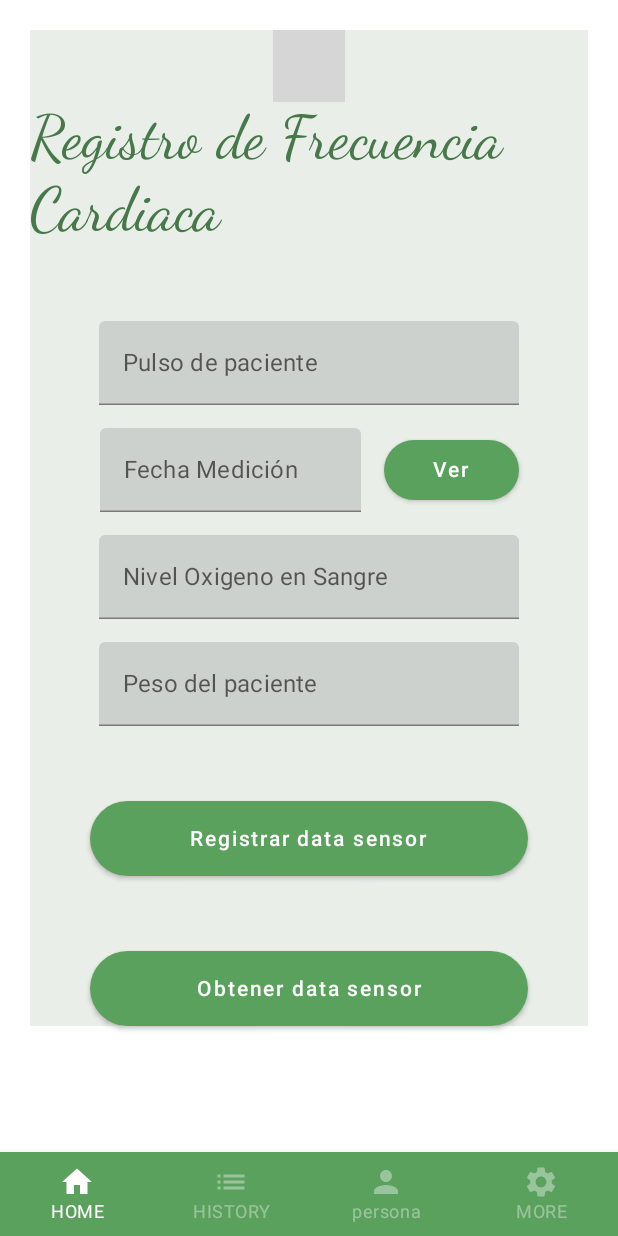
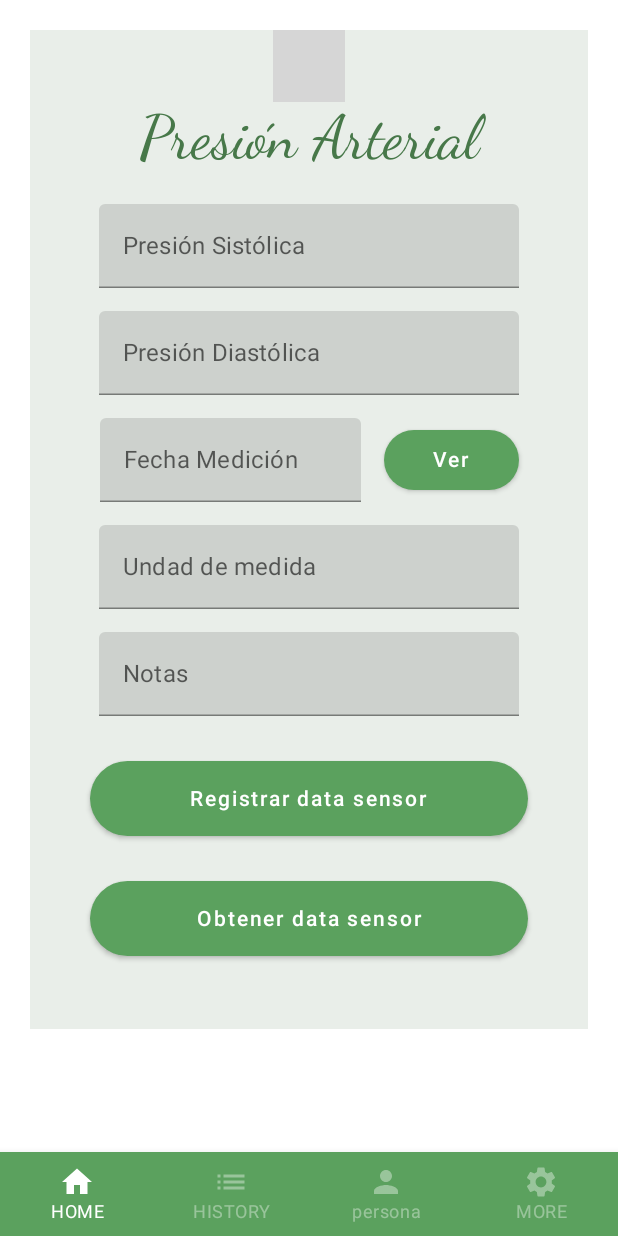
Before and after one commit to Maricarmen5-31/PressureControl, an Android app built with Jetpack Compose: the HomeScreen screen opened through its navigation route, on a phone screen of 412 x 824 dp. Run offline under Robolectric (Android 15) with nearby library versions, the phone set to English and light mode, and no system bars; our stand-ins replace Dagger/Hilt's generated code, paging; libraries missing offline, so code that uses them is left out: com.maxkeppeker.sheets, com.maxkeppeler.sheets; Roboto replaces fonts that are not available here; 3 statements that could not run were skipped; grey boxes are pictures that could not be loaded.

Commit message:
Cambio en la interfaz de registro de data del sensor

```diff
--- a/app/build.gradle
+++ b/app/build.gradle
@@ -1,6 +1,8 @@
 plugins {
     id 'com.android.application'
     id 'org.jetbrains.kotlin.android'
+    id 'kotlin-kapt'
+    id 'com.google.dagger.hilt.android'
 }
 
 android {
@@ -60,6 +62,11 @@ dependencies {
     androidTestImplementation "androidx.compose.ui:ui-test-junit4:$compose_version"
     debugImplementation "androidx.compose.ui:ui-tooling:$compose_version"
     debugImplementation "androidx.compose.ui:ui-test-manifest:$compose_version"
+    // hilt
+    implementation "com.google.dagger:hilt-android:2.44"
+    kapt "com.google.dagger:hilt-android-compiler:2.44"
+    implementation "androidx.hilt:hilt-navigation-compose:1.0.0"
+
 
     // Jetpack Paging
     implementation "androidx.paging:paging-compose:1.0.0-alpha12"
--- a/app/src/main/AndroidManifest.xml
+++ b/app/src/main/AndroidManifest.xml
@@ -4,6 +4,7 @@
     package="com.example.projectdanp">
 
     <application
+        android:name=".MainApplication"
         android:allowBackup="true"
         android:dataExtractionRules="@xml/data_extraction_rules"
         android:fullBackupContent="@xml/backup_rules"
--- a/app/src/main/java/com/example/projectdanp/MainActivity.kt
+++ b/app/src/main/java/com/example/projectdanp/MainActivity.kt
@@ -14,7 +14,9 @@ import com.example.projectdanp.paging.DataViewModel
 import com.example.projectdanp.screens.graphs.RootNavigationGraph
 import com.example.projectdanp.ui.theme.PressureControlApp
 import com.example.projectdanp.paging.DataViewModelFactory
+import dagger.hilt.android.AndroidEntryPoint
 
+@AndroidEntryPoint
 class MainActivity : ComponentActivity() {
     private val viewModel: DataViewModel by viewModels { DataViewModelFactory(DataRepository(this)) }
 
--- /dev/null
+++ b/app/src/main/java/com/example/projectdanp/MainApplication.kt
@@ -0,0 +1,8 @@
+package com.example.projectdanp
+
+import android.app.Application
+import dagger.hilt.android.HiltAndroidApp
+
+@HiltAndroidApp
+class MainApplication : Application() {
+}
--- a/app/src/main/java/com/example/projectdanp/screens/graphs/HomeNavGraph.kt
+++ b/app/src/main/java/com/example/projectdanp/screens/graphs/HomeNavGraph.kt
@@ -9,6 +9,8 @@ import androidx.navigation.navigation
 import com.example.projectdanp.BottomBarScreen
 import com.example.projectdanp.paging.DataViewModel
 import com.example.projectdanp.screens.*
+import com.example.projectdanp.screens.history.ListScreen
+import com.example.projectdanp.screens.registerDataSensor.RegisterDataSensor
 
 @Composable
 fun HomeNavGraph(viewModel: DataViewModel, navController: NavHostController) {
--- a/app/src/main/java/com/example/projectdanp/screens/ListScreen.kt
+++ b/app/src/main/java/com/example/projectdanp/screens/history/ListScreen.kt
@@ -1,4 +1,4 @@
-package com.example.projectdanp.screens
+package com.example.projectdanp.screens.history
 
 import androidx.compose.foundation.layout.*
 import androidx.compose.foundation.lazy.LazyColumn
--- a/app/src/main/java/com/example/projectdanp/screens/RegisterDataSensor.kt
+++ b/app/src/main/java/com/example/projectdanp/screens/registerDataSensor/RegisterDataSensor.kt
@@ -1,4 +1,4 @@
-package com.example.projectdanp.screens
+package com.example.projectdanp.screens.registerDataSensor
 
 import android.util.Log
 import androidx.compose.foundation.background
@@ -7,7 +7,6 @@ import androidx.compose.foundation.shape.RoundedCornerShape
 import androidx.compose.material.*
 import androidx.compose.runtime.Composable
 import androidx.compose.runtime.mutableStateOf
-import androidx.compose.runtime.remember
 import androidx.compose.runtime.getValue
 import androidx.compose.runtime.setValue
 import androidx.compose.runtime.saveable.rememberSaveable
@@ -19,13 +18,16 @@ import androidx.compose.ui.text.TextStyle
 import androidx.compose.ui.text.font.FontFamily
 import androidx.compose.ui.unit.dp
 import androidx.compose.ui.unit.sp
+import androidx.hilt.navigation.compose.hiltViewModel
 import com.example.projectdanp.R
 import com.maxkeppeker.sheets.core.models.base.rememberSheetState
 import com.maxkeppeler.sheets.calendar.CalendarDialog
 import com.maxkeppeler.sheets.calendar.models.CalendarSelection
 
 @Composable
-fun RegisterDataSensor() {
+fun RegisterDataSensor(
+    viewModel: RegisterDataSensorViewModel = hiltViewModel()
+) {
 
     val calendarState = rememberSheetState()
 
@@ -37,41 +39,33 @@ fun RegisterDataSensor() {
         horizontalAlignment = Alignment.CenterHorizontally,
     ) {
 
-        val pulsoFrecuCard = remember {
-            mutableStateOf("")
-        }
-
-        val nivelOxigenoSangre = remember {
-            mutableStateOf("")
-        }
-
-        val peso = remember {
-            mutableStateOf("")
-        }
-
-        val fecha = remember {
-            mutableStateOf("")
-        }
-
         CalendarDialog(
             state = calendarState,
             selection = CalendarSelection.Date { date ->
-                fecha.value = "$date"
+                viewModel.fecha = "$date"
             }
         )
 
         Text(
-            text = "Registro de Frecuencia Cardiaca",
+            text = "Presión Arterial",
             color = colorResource(id = R.color.green2),
             style = TextStyle(fontSize = 40.sp, fontFamily = FontFamily.Cursive)
         )
 
-        Spacer(modifier = Modifier.height(50.dp))
+        Spacer(modifier = Modifier.height(20.dp))
 
         TextField(
-            label = { Text(text = "Pulso de paciente") },
-            value = pulsoFrecuCard.value,
-            onValueChange = { pulsoFrecuCard.value = it }
+            label = { Text(text = "Presión Sistólica") },
+            value = viewModel.presionSistolica,
+            onValueChange = { viewModel.presionSistolica = it },
+        )
+
+        Spacer(modifier = Modifier.height(15.dp))
+
+        TextField(
+            label = { Text(text = "Presión Diastólica") },
+            value = viewModel.presionDiastolica,
+            onValueChange = { viewModel.presionDiastolica = it }
         )
 
         Spacer(modifier = Modifier.height(15.dp))
@@ -85,8 +79,8 @@ fun RegisterDataSensor() {
             TextField(
                 modifier = Modifier.width(174.dp),
                 label = { Text(text = "Fecha Medición") },
-                value = fecha.value,
-                onValueChange = { fecha.value = it }
+                value = viewModel.fecha,
+                onValueChange = { viewModel.fecha = it }
             )
             Button(
                 onClick = { calendarState.show() },
@@ -103,23 +97,24 @@ fun RegisterDataSensor() {
                 Text(text = "Ver")
             }
         }
+
         Spacer(modifier = Modifier.height(15.dp))
 
         TextField(
-            label = { Text(text = "Nivel Oxigeno en Sangre") },
-            value = nivelOxigenoSangre.value,
-            onValueChange = { nivelOxigenoSangre.value = it }
+            label = { Text(text = "Undad de medida") },
+            value = viewModel.unidad,
+            onValueChange = { viewModel.unidad = it }
         )
 
         Spacer(modifier = Modifier.height(15.dp))
 
         TextField(
-            label = { Text(text = "Peso del paciente") },
-            value = peso.value,
-            onValueChange = { peso.value = it }
+            label = { Text(text = "Notas") },
+            value = viewModel.notas,
+            onValueChange = { viewModel.notas = it }
         )
 
-        Spacer(modifier = Modifier.height(50.dp))
+        Spacer(modifier = Modifier.height(30.dp))
 
         var show by rememberSaveable {
             mutableStateOf(false)
@@ -142,7 +137,7 @@ fun RegisterDataSensor() {
             }
         }
 
-        Spacer(modifier = Modifier.height(50.dp))
+        Spacer(modifier = Modifier.height(30.dp))
 
         Box(modifier = Modifier.padding(40.dp, 0.dp, 40.dp, 0.dp)) {
             Button(
@@ -160,6 +155,10 @@ fun RegisterDataSensor() {
                 Text(text = "Obtener data sensor")
             }
         }
+
+        Spacer(modifier = Modifier.height(30.dp))
+
+        Text(viewModel.data)
 
         DialogConfirm(show, {show = false}, { Log.i("accion", "click")})
     }
--- /dev/null
+++ b/app/src/main/java/com/example/projectdanp/screens/registerDataSensor/RegisterDataSensorViewModel.kt
@@ -0,0 +1,38 @@
+package com.example.projectdanp.screens.registerDataSensor
+
+import androidx.compose.runtime.getValue
+import androidx.compose.runtime.mutableStateOf
+import androidx.compose.runtime.remember
+import androidx.compose.runtime.setValue
+import androidx.lifecycle.ViewModel
+import androidx.lifecycle.viewModelScope
+import dagger.hilt.android.lifecycle.HiltViewModel
+import kotlinx.coroutines.Dispatchers
+import kotlinx.coroutines.launch
+import javax.inject.Inject
+
+
+@HiltViewModel
+class RegisterDataSensorViewModel
+@Inject constructor(
+
+): ViewModel() {
+
+    var fecha by mutableStateOf("")
+    var presionSistolica by mutableStateOf("")
+    var presionDiastolica by mutableStateOf("")
+    var unidad by mutableStateOf("")
+    var notas by mutableStateOf("")
+    var data by mutableStateOf("")
+
+    fun registrarData() {
+        viewModelScope.launch(Dispatchers.IO){
+
+        }
+    }
+    fun obtenerData() {
+        viewModelScope.launch(Dispatchers.IO){
+
+        }
+    }
+}
--- a/build.gradle
+++ b/build.gradle
@@ -7,6 +7,8 @@ plugins {
     id 'com.android.application' version '7.2.0' apply false
     id 'com.android.library' version '7.2.0' apply false
     id 'org.jetbrains.kotlin.android' version '1.6.10' apply false
+    id 'com.google.dagger.hilt.android' version '2.44' apply false
+
 }
 
 task clean(type: Delete) {
```
